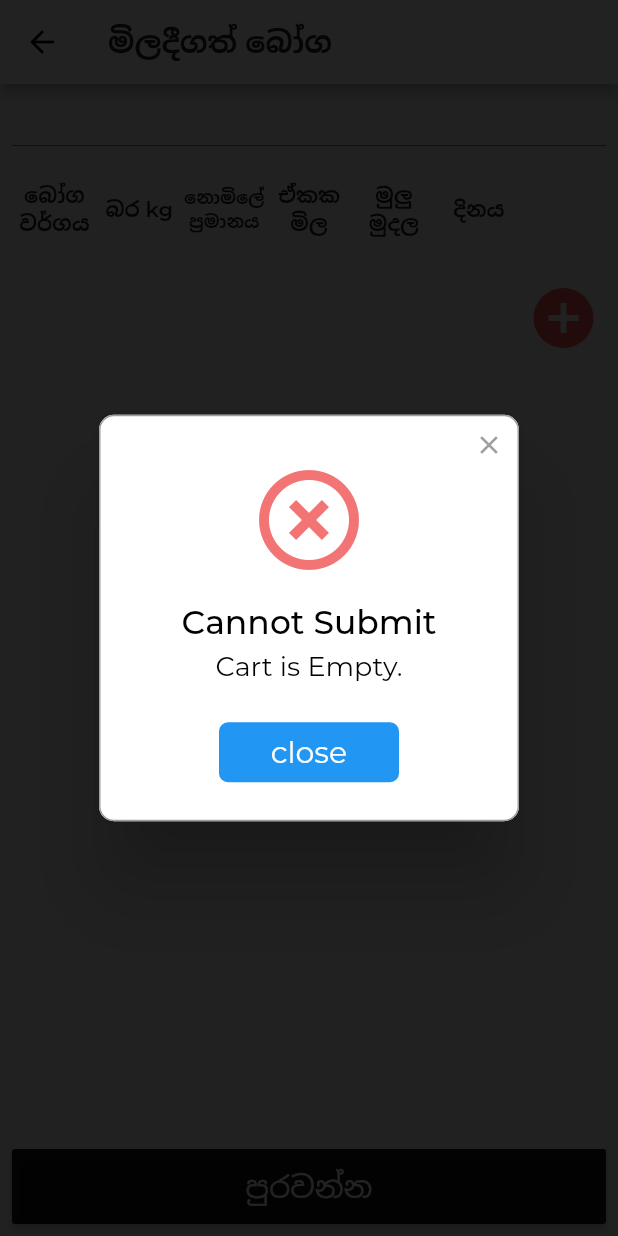
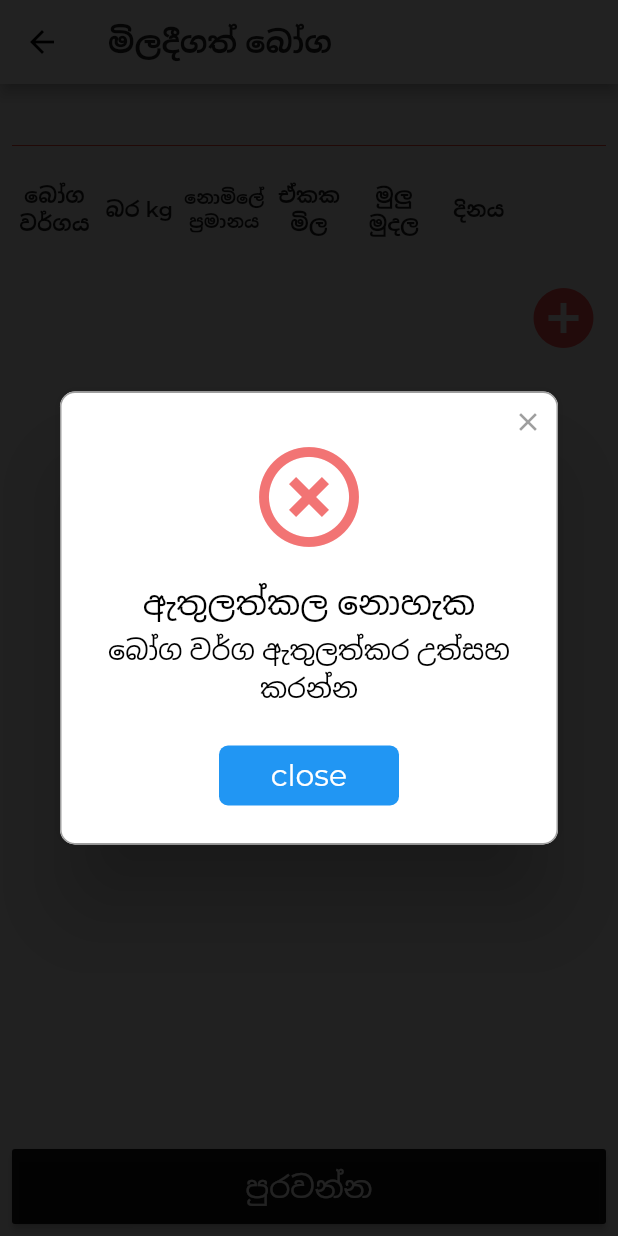
Before and after one commit to chamithchathuka/goviwiruvo_app, a Flutter app: the CartScreen screen opened by its route, after a tap on "පුරවන්න", on a phone screen of 412 x 824 dp. Run offline on Flutter 3.47's test engine with Material 2 defaults, Android fonts, the phone set to English and light mode, and no system bars; drawn by our look-alikes of auto_size_text, rflutter_alert; our stand-ins replace location, modal_progress_hud, splashscreen.

Commit message:
cart ui changes

```diff
--- a/lib/main.dart
+++ b/lib/main.dart
@@ -33,7 +33,7 @@ class MyApp extends StatelessWidget {
        SplashScreen(
           seconds: 3,
           navigateAfterSeconds: LeadCaptureScreen(),
-          title: new Text('මව්බිම වෙනුවෙන් එක්වෙමු'),
+          title: new Text('ගොවි විරුවන් රැකගනිමු'),
           image: new Image.asset('assets/splashimage.png'),
           backgroundColor: Colors.white,
           styleTextUnderTheLoader: new TextStyle(),
--- a/lib/screens/cartscreen.dart
+++ b/lib/screens/cartscreen.dart
@@ -368,7 +368,7 @@ class _CartScreenState extends State<CartScreen> {
                     Padding(
                       padding: const EdgeInsets.all(10.0),
                       child: Text(
-                        "ඔබ දත්ත ඇතුලත් කිරීම තහවුරු කරන්න",
+                        "ඔබ දත්ත ඇතුලත් කිරීම ස්තිර කරන්න",
                         textAlign: TextAlign.center,
                         style: TextStyle(color: Colors.black, fontSize: 20),
                       )
@@ -378,7 +378,7 @@ class _CartScreenState extends State<CartScreen> {
                 ),
                 buttons: [
                   DialogButton(
-                    color: Colors.red,
+                    color: Colors.redAccent,
                     onPressed: () => Navigator.pop(context),
                     child: Text(
                       "පෙර මෙනුවට",
@@ -386,6 +386,7 @@ class _CartScreenState extends State<CartScreen> {
                     ),
                   ),
                   keepWaiting?CircularProgressIndicator():DialogButton(
+                    color: Colors.green,
                     onPressed: () async {
 //                      ModalProgressHUD(child: _buildWidget(), inAsyncCall: _saving),
 
@@ -405,8 +406,8 @@ class _CartScreenState extends State<CartScreen> {
 ////                              '/login'); // to connect screen
                     },
                     child: Text(
-          "Confirm",
-          style: TextStyle(color: Colors.white, fontSize: 20),
+          "ස්තිරයි",
+          style: TextStyle(color: Colors.black, fontSize: 20),
           ),
                   ),
                 ]).show();
@@ -421,8 +422,8 @@ class _CartScreenState extends State<CartScreen> {
             Alert(
               context: context,
               type: AlertType.error,
-              title: "Cannot Submit",
-              desc: "Cart is Empty.",
+              title: "ඇතුලත්කල නොහැක",
+              desc: "බෝග වර්ග ඇතුලත්කර උත්සහ කරන්න",
               buttons: [
                 DialogButton(
                   child: Text(
@@ -492,7 +493,7 @@ class _CartScreenState extends State<CartScreen> {
           context: context,
           type: AlertType.error,
           title: "Turn on  GPS ",
-          desc: "Please turn on location try again.",
+          desc: "Please turn on location and try again",
           buttons: [
             DialogButton(
               child: Text(
```
